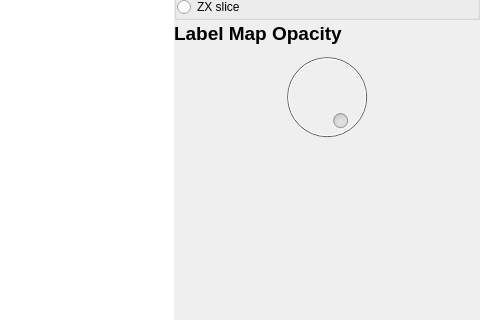
SadeghMSalehi/gradworks, file itktools/mainwindow.ui: the form before one commit; both pictures show x 337 to 817 and y 144 to 464 of the 817 by 624 pixel window.
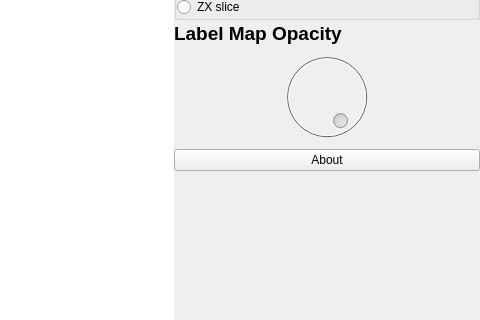
The form after the commit. The open tabs and pages were chosen to show the change. Icons and pictures are not drawn.

Patch:
```diff
--- a/itktools/mainwindow.ui
+++ b/itktools/mainwindow.ui
@@ -103,8 +103,8 @@
         <rect>
          <x>0</x>
          <y>0</y>
-         <width>157</width>
-         <height>227</height>
+         <width>306</width>
+         <height>485</height>
         </rect>
        </property>
        <attribute name="label">
@@ -181,6 +181,13 @@
          </widget>
         </item>
         <item row="3" column="0">
+         <widget class="QPushButton" name="aboutButton">
+          <property name="text">
+           <string>About</string>
+          </property>
+         </widget>
+        </item>
+        <item row="4" column="0">
          <spacer name="verticalSpacer">
           <property name="orientation">
            <enum>Qt::Vertical</enum>
```
Left out of the diff: 9 changed lines with no effect on the pictures.
